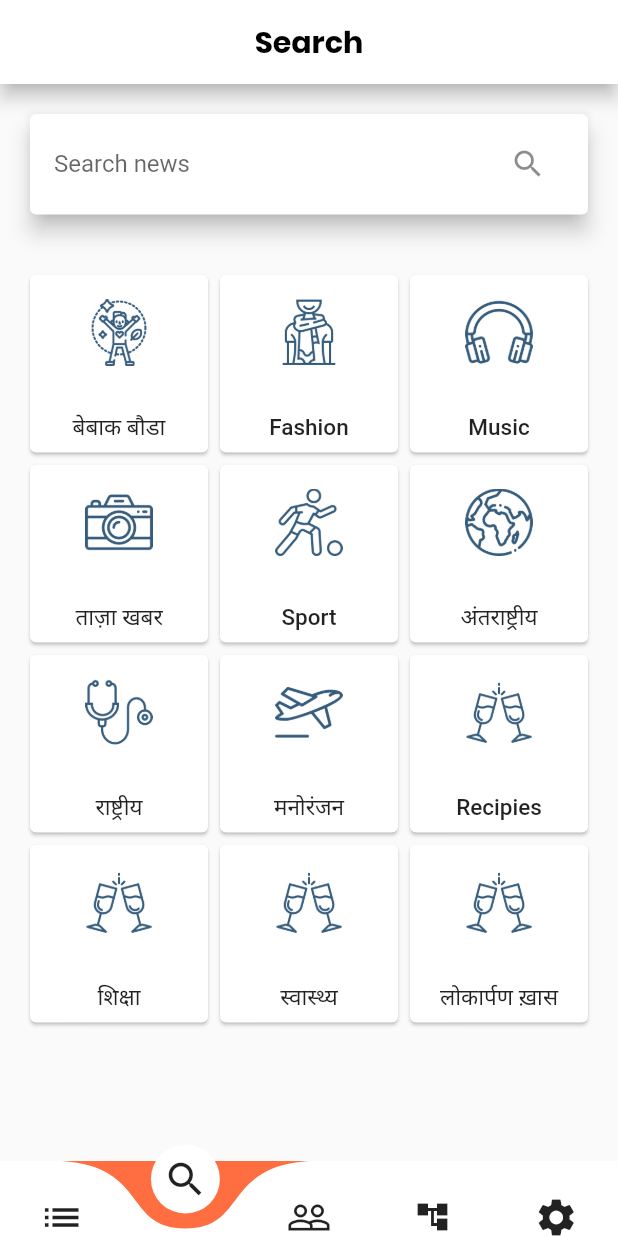
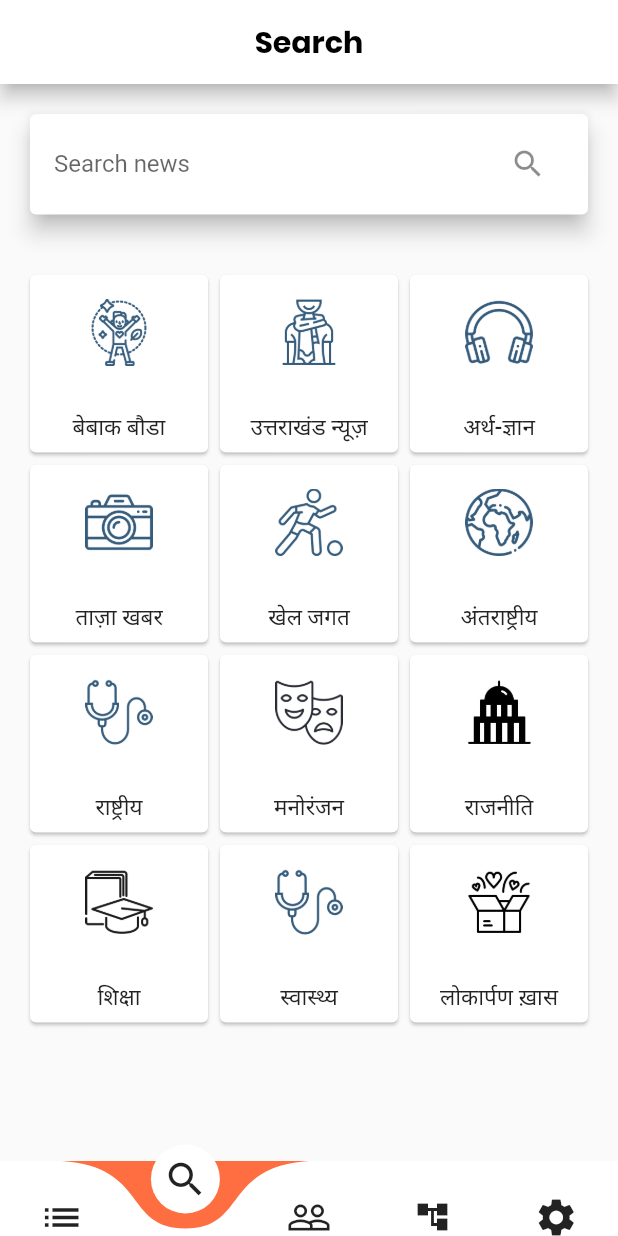
Before and after one commit to shauryakudiyal/lokaarpan, a Flutter app: the screen it shows after launch, item 2 of the bottom bar chosen, on a phone screen of 412 x 824 dp. Run offline on Flutter 3.47's test engine with Material 2 defaults, Android fonts, the phone set to English and light mode, and no system bars; drawn by our look-alikes of curved_navigation_bar; our stand-ins replace firebase_messaging, flutter_html, flutter_widget_from_html, share, shared_preferences, sqflite; missing offline and left inert: loading; accounts and stored records are empty; network calls fail; project files that could hold a hidden picture were left out.

Commit message:
news module

```diff
--- a/lib/common/constants.dart
+++ b/lib/common/constants.dart
@@ -2,6 +2,9 @@ library constants;
 
 // Your wordpress website URL
 const String WORDPRESS_URL = "https://lokaarpan.com";
+const String Classified_URL= "https://ec.lokaarpan.com";
+const String Jobs_URL= "https://jobs.lokaarpan.com";
+
 
 // Featured category ID (for Home Screen top section)
 const int FEATURED_ID = 7208;
@@ -10,7 +13,6 @@ const int ClassifiedLowerID =7214;
 
 
 // Tab 2 page category name
-const String PAGE2_CATEGORY_NAME = "Lifestyle";
 
 // Tab 2 page category ID
 const int PAGE2_CATEGORY_ID = 2745;
@@ -20,22 +22,22 @@ const int PAGE2_CATEGORY_ID = 2745;
 // ["Category Name", "Image Link", "Category ID"]
 const List<dynamic> CUSTOM_CATEGORIES = [
   ["बेबाक बौडा", "assets/boxed/lifestyle.png", 2745],
-  ["Fashion", "assets/boxed/fashion.png", 2099],
-  ["Music", "assets/boxed/music.png", 2097],
+  ["उत्तराखंड न्यूज़", "assets/boxed/fashion.png", 2099],
+  ["अर्थ-ज्ञान", "assets/boxed/music.png", 2097],
   ["ताज़ा खबर", "assets/boxed/photography.png", 2098],
-  ["Sport", "assets/boxed/sport.png", 2109],
+  ["खेल जगत", "assets/boxed/sport.png", 2109],
   ["अंतराष्ट्रीय", "assets/boxed/world.png", 2102],
   ["राष्ट्रीय", "assets/boxed/health.png", 2103],
-  ["मनोरंजन", "assets/boxed/travel.png", 2107],
-  ["Recipies", "assets/boxed/recipies.png", 7114],
-  ["शिक्षा", "assets/boxed/recipies.png", 2746],
-  ["स्वास्थ्य","assets/boxed/recipies.png", 7209],
-  ["लोकार्पण ख़ास","assets/boxed/recipies.png", 1],
+  ["मनोरंजन", "assets/boxed/entertainment.png", 2107],
+  ["राजनीति", "assets/boxed/government.png", 7114],
+  ["शिक्षा", "assets/boxed/education.png", 2746],
+  ["स्वास्थ्य","assets/boxed/health.png", 7209],
+  ["लोकार्पण ख़ास","assets/boxed/special.png", 1],
 
 ];
 
 const List<dynamic> Job_CATEGORIES = [
-  ["Lifestyle", "assets/boxed/lifestyle.png", 6],
+  ["Marketing", "assets/boxed/lifestyle.png", 7248],
   ["Fashion", "assets/boxed/fashion.png", 12],
   ["Music", "assets/boxed/music.png", 14],
   ["Photography", "assets/boxed/photography.png", 15],
--- a/lib/pages/local_articles.dart
+++ b/lib/pages/local_articles.dart
@@ -45,7 +45,7 @@ class _LocalArticlesState extends State<LocalArticles> {
   Future<List<dynamic>> fetchLatestArticles(int page) async {
     try {
       var response = await http.get(
-          "$WORDPRESS_URL/wp-json/wp/v2/posts/?categories[]=$ClassifiedLowerID&page=$page&per_page=9&_fields=id,date,title,content,custom,link");
+          "$Classified_URL/wp-json/wp/v2/posts/?categories[]=$ClassifiedLowerID&page=$page&per_page=9&_fields=id,date,title,content,custom,link");
 
       //  var response = await http.get(
       //      '$WORDPRESS_URL/wp-json/wp/v2/posts/?page=$page&per_page=10&_fields=id,date,title,content,custom,link');
@@ -75,7 +75,7 @@ class _LocalArticlesState extends State<LocalArticles> {
   Future<List<dynamic>> fetchFeaturedArticles(int page) async {
     try {
       var response = await http.get(
-          "$WORDPRESS_URL/wp-json/wp/v2/posts/?categories[]=$ClassifiedUpperID&page=$page&per_page=10&_fields=id,date,title,content,custom,link");
+          "$Classified_URL/wp-json/wp/v2/posts/?categories[]=$ClassifiedUpperID&page=$page&per_page=10&_fields=id,date,title,content,custom,link");
 
       if (this.mounted) {
         if (response.statusCode == 200) {
```
Also changed, not shown: lib/pages/articles.dart (+4 -4 lines), pubspec.yaml (+9 -0 lines), assets/boxed/economy.png (added), assets/boxed/education.png (added), assets/boxed/entertainment.png (added), assets/boxed/government.png (added), assets/boxed/national.png (added), assets/boxed/news-streaming.png (added), assets/boxed/special.png (added), pubspec.lock.
